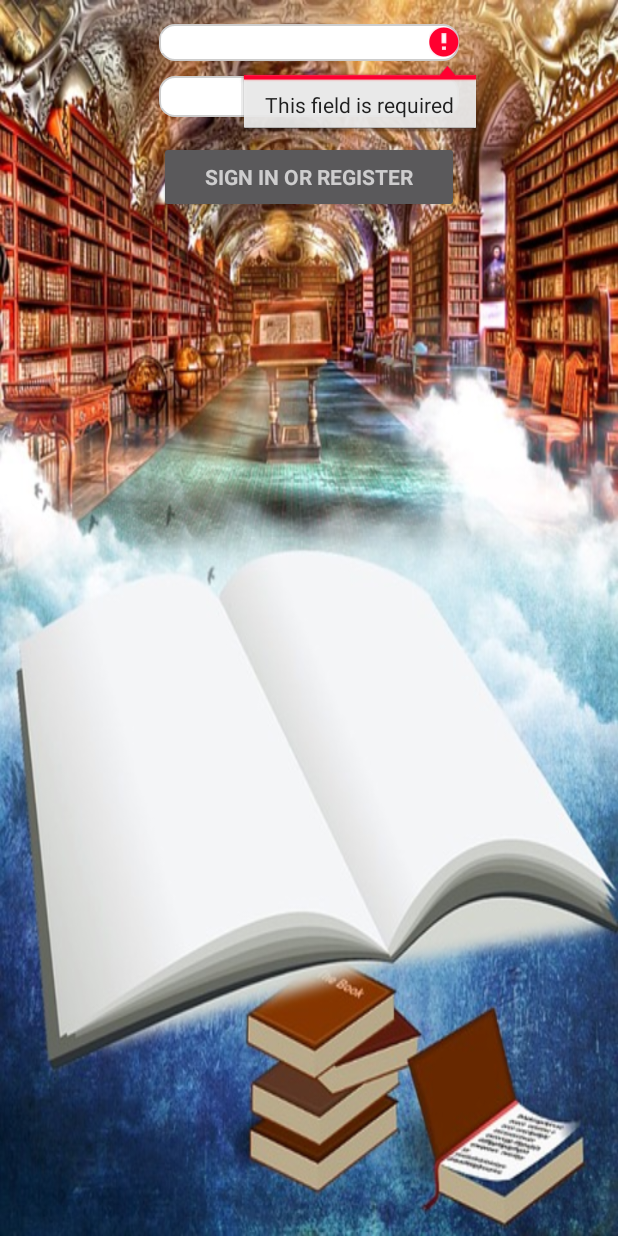
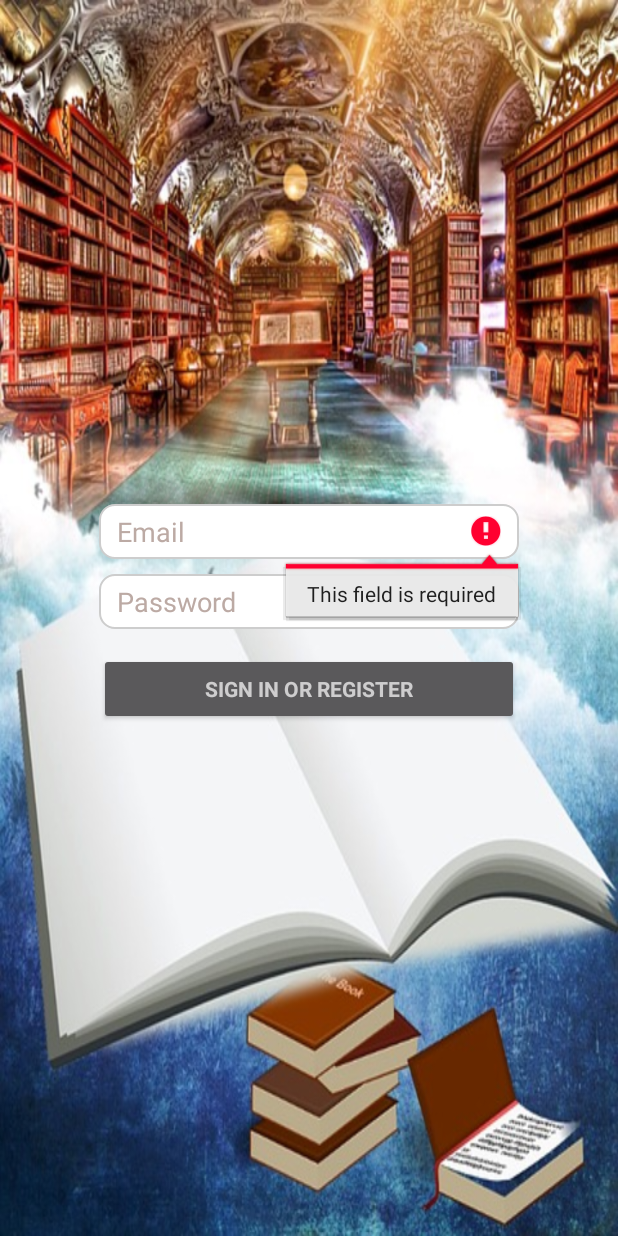
Before and after one commit to Wen-Liu/BookShare, an Android app: the screen it shows after launch (LoginActivity), after a tap on "SIGN IN OR REGISTER", on a phone screen of 412 x 824 dp. Run offline under Robolectric (Android 15) with nearby library versions, the phone set to English and light mode, and no system bars; our stand-ins replace ButterKnife, Firebase (no records; nobody signed in at launch, a user with empty details on screens opened directly).

Commit message:
login sigh up done

```diff
--- a/app/src/main/java/com/wenliu/bookshare/Constants.java
+++ b/app/src/main/java/com/wenliu/bookshare/Constants.java
@@ -19,6 +19,7 @@ public class Constants {
     public final static String TAG_GET_BOOKS_TASK = "wen-GetBooksTask";
 
     public final static String TAG_FIREBASE_API_HELPER = "wen-FirebaseApiHelper";
+    public final static String TAG_USERMANAGER = "wen-UserManager";
     public final static String TAG_GOOGLE_API_HELPER = "wen-GoogleApiHelper";
     public final static String TAG_SHARE_BOOK_CLIENT = "wen-ShareBookClient";
     public final static String TAG_SHARE_BOOK_PARSER = "wen-ShareBookParser";
@@ -26,6 +27,7 @@ public class Constants {
     // Firebase
     public final static String FIREBASE_BOOKS = "Books";
     public final static String FIREBASE_GOOGLE_BOOKS = "GoogleBooks";
+    public final static String FIREBASE_USERS = "users";
 
     // User Manager
     public final static String USER_DATA = "user_data";
--- a/app/src/main/java/com/wenliu/bookshare/LoginActivity.java
+++ b/app/src/main/java/com/wenliu/bookshare/LoginActivity.java
@@ -3,107 +3,74 @@ package com.wenliu.bookshare;
 import android.animation.Animator;
 import android.animation.AnimatorListenerAdapter;
 import android.annotation.TargetApi;
-import android.content.pm.PackageManager;
-import android.support.annotation.NonNull;
-import android.support.design.widget.Snackbar;
-import android.support.v7.app.AppCompatActivity;
-import android.app.LoaderManager.LoaderCallbacks;
-
-import android.content.CursorLoader;
-import android.content.Loader;
-import android.database.Cursor;
-import android.net.Uri;
+import android.content.Intent;
 import android.os.AsyncTask;
-
 import android.os.Build;
 import android.os.Bundle;
-import android.provider.ContactsContract;
+import android.support.annotation.NonNull;
 import android.text.TextUtils;
-import android.view.KeyEvent;
+import android.util.Log;
 import android.view.View;
-import android.view.View.OnClickListener;
-import android.view.inputmethod.EditorInfo;
-import android.widget.ArrayAdapter;
-import android.widget.AutoCompleteTextView;
 import android.widget.Button;
 import android.widget.EditText;
-import android.widget.TextView;
+import android.widget.LinearLayout;
+import android.widget.ProgressBar;
+import android.widget.Toast;
 
-import java.util.ArrayList;
-import java.util.List;
+import com.google.android.gms.tasks.OnCompleteListener;
+import com.google.android.gms.tasks.Task;
+import com.google.firebase.auth.AuthResult;
+import com.google.firebase.auth.FirebaseAuth;
+import com.google.firebase.auth.FirebaseUser;
+import com.wenliu.bookshare.api.FirebaseApiHelper;
+import com.wenliu.bookshare.api.GetBookDataCallback;
+import com.wenliu.bookshare.api.SignUpCallback;
 
-import static android.Manifest.permission.READ_CONTACTS;
+import java.util.concurrent.Executor;
+
+import butterknife.BindView;
+import butterknife.ButterKnife;
+import butterknife.OnClick;
 
 /**
  * A login screen that offers login via email/password.
  */
-public class LoginActivity extends BaseActivity {
+public class LoginActivity extends BaseActivity implements LoginContract.View {
 
-    /**
-     * Id to identity READ_CONTACTS permission request.
-     */
-    private static final int REQUEST_READ_CONTACTS = 0;
+    @BindView(R.id.login_progress)
+    ProgressBar mProgressView;
+    @BindView(R.id.email)
+    EditText mEmailView;
+    @BindView(R.id.password)
+    EditText mPasswordView;
+    @BindView(R.id.email_sign_in_button)
+    Button mEmailSignInButton;
+    @BindView(R.id.email_login_form)
+    LinearLayout mLoginFormView;
 
+    private LoginContract.Presenter mPresenter;
     private UserLoginTask mAuthTask = null;
-
-    // UI references.
-    private AutoCompleteTextView mEmailView;
-    private EditText mPasswordView;
-    private View mProgressView;
-//    private View mLoginFormView;
+    private FirebaseAuth mAuth;
+    private View focusView;
+    private boolean cancel;
 
     @Override
     protected void onCreate(Bundle savedInstanceState) {
         super.onCreate(savedInstanceState);
         setContentView(R.layout.activity_login);
-        // Set up the login form.
-        mEmailView = (AutoCompleteTextView) findViewById(R.id.email);
+        ButterKnife.bind(this);
 
-        mPasswordView = (EditText) findViewById(R.id.password);
-        mPasswordView.setOnEditorActionListener(new TextView.OnEditorActionListener() {
-            @Override
-            public boolean onEditorAction(TextView textView, int id, KeyEvent keyEvent) {
-                if (id == EditorInfo.IME_ACTION_DONE || id == EditorInfo.IME_NULL) {
-                    attemptLogin();
-                    return true;
-                }
-                return false;
-            }
-        });
-
-        Button mEmailSignInButton = (Button) findViewById(R.id.email_sign_in_button);
-        mEmailSignInButton.setOnClickListener(new OnClickListener() {
-            @Override
-            public void onClick(View view) {
-                attemptLogin();
-            }
-        });
-
-//        mLoginFormView = findViewById(R.id.login_form);
-        mProgressView = findViewById(R.id.login_progress);
+        mAuth = FirebaseAuth.getInstance();
+        mPresenter = new LoginPresenter(this);
+        mPresenter.start();
     }
 
-
-    private boolean mayRequestContacts() {
-        if (Build.VERSION.SDK_INT < Build.VERSION_CODES.M) {
-            return true;
-        }
-        if (checkSelfPermission(READ_CONTACTS) == PackageManager.PERMISSION_GRANTED) {
-            return true;
-        }
-        if (shouldShowRequestPermissionRationale(READ_CONTACTS)) {
-            Snackbar.make(mEmailView, R.string.permission_rationale, Snackbar.LENGTH_INDEFINITE)
-                    .setAction(android.R.string.ok, new View.OnClickListener() {
-                        @Override
-                        @TargetApi(Build.VERSION_CODES.M)
-                        public void onClick(View v) {
-                            requestPermissions(new String[]{READ_CONTACTS}, REQUEST_READ_CONTACTS);
-                        }
-                    });
-        } else {
-            requestPermissions(new String[]{READ_CONTACTS}, REQUEST_READ_CONTACTS);
-        }
-        return false;
+    @Override
+    protected void onStart() {
+        super.onStart();
+        Log.d(Constants.TAG_LOGIN_ACTIVITY, "onStart");
+        // Check if user is signed in (non-null) and update UI accordingly.
+        FirebaseUser currentUser = mAuth.getCurrentUser();
     }
 
 
@@ -113,23 +80,16 @@ public class LoginActivity extends BaseActivity {
      * errors are presented and no actual login attempt is made.
      */
     private void attemptLogin() {
-        if (mAuthTask != null) {
-            return;
-        }
-
-        // Reset errors.
-        mEmailView.setError(null);
-        mPasswordView.setError(null);
-
+        Log.d(Constants.TAG_LOGIN_ACTIVITY, "attemptLogin");
         // Store values at the time of the login attempt.
         String email = mEmailView.getText().toString();
         String password = mPasswordView.getText().toString();
 
-        boolean cancel = false;
-        View focusView = null;
+        cancel = false;
+        focusView = null;
 
         // Check for a valid password, if the user entered one.
-        if (!TextUtils.isEmpty(password) && !isPasswordValid(password)) {
+        if (!TextUtils.isEmpty(password) && !mPresenter.isPasswordValid(password)) {
             mPasswordView.setError(getString(R.string.error_invalid_password));
             focusView = mPasswordView;
             cancel = true;
@@ -140,7 +100,7 @@ public class LoginActivity extends BaseActivity {
             mEmailView.setError(getString(R.string.error_field_required));
             focusView = mEmailView;
             cancel = true;
-        } else if (!isEmailValid(email)) {
+        } else if (!mPresenter.isEmailValid(email)) {
             mEmailView.setError(getString(R.string.error_invalid_email));
             focusView = mEmailView;
             cancel = true;
@@ -154,20 +114,27 @@ public class LoginActivity extends BaseActivity {
             // Show a progress spinner, and kick off a background task to
             // perform the user login attempt.
             showProgress(true);
-            mAuthTask = new UserLoginTask(email, password);
-            mAuthTask.execute((Void) null);
+            mPresenter.loginTask(this, mAuth, email, password, new SignUpCallback() {
+                @Override
+                public void onCompleted() {
+                    showProgress(false);
+
+                    Intent intent = new Intent(LoginActivity.this, ShareBookActivity.class);
+                    startActivity(intent);
+                    finish();
+                }
+
+                @Override
+                public void onError(String errorMessage) {
+                    showProgress(false);
+                    mEmailView.setError(errorMessage);
+                    focusView = mEmailView;
+                    cancel = true;
+                }
+            });
         }
     }
 
-    private boolean isEmailValid(String email) {
-        //TODO: Replace this with your own logic
-        return email.contains("@");
-    }
-
-    private boolean isPasswordValid(String password) {
-        //TODO: Replace this with your own logic
-        return password.length() > 6;
-    }
 
     /**
      * Shows the progress UI and hides the login form.
@@ -180,14 +147,14 @@ public class LoginActivity extends BaseActivity {
         if (Build.VERSION.SDK_INT >= Build.VERSION_CODES.HONEYCOMB_MR2) {
             int shortAnimTime = getResources().getInteger(android.R.integer.config_shortAnimTime);
 
-//            mLoginFormView.setVisibility(show ? View.GONE : View.VISIBLE);
-//            mLoginFormView.animate().setDuration(shortAnimTime).alpha(
-//                    show ? 0 : 1).setListener(new AnimatorListenerAdapter() {
-//                @Override
-//                public void onAnimationEnd(Animator animation) {
-//                    mLoginFormView.setVisibility(show ? View.GONE : View.VISIBLE);
-//                }
-//            });
+            mLoginFormView.setVisibility(show ? View.GONE : View.VISIBLE);
+            mLoginFormView.animate().setDuration(shortAnimTime).alpha(
+                    show ? 0 : 1).setListener(new AnimatorListenerAdapter() {
+                @Override
+                public void onAnimationEnd(Animator animation) {
+                    mLoginFormView.setVisibility(show ? View.GONE : View.VISIBLE);
+                }
+            });
 
             mProgressView.setVisibility(show ? View.VISIBLE : View.GONE);
             mProgressView.animate().setDuration(shortAnimTime).alpha(
@@ -201,19 +168,19 @@ public class LoginActivity extends BaseActivity {
             // The ViewPropertyAnimator APIs are not available, so simply show
             // and hide the relevant UI components.
             mProgressView.setVisibility(show ? View.VISIBLE : View.GONE);
-//            mLoginFormView.setVisibility(show ? View.GONE : View.VISIBLE);
+            mLoginFormView.setVisibility(show ? View.GONE : View.VISIBLE);
         }
     }
 
 
+    @OnClick(R.id.email_sign_in_button)
+    public void onViewClicked() {
+        attemptLogin();
+    }
 
-    private void addEmailsToAutoComplete(List<String> emailAddressCollection) {
-        //Create adapter to tell the AutoCompleteTextView what to show in its dropdown list.
-        ArrayAdapter<String> adapter =
-                new ArrayAdapter<>(LoginActivity.this,
-                        android.R.layout.simple_dropdown_item_1line, emailAddressCollection);
-
-        mEmailView.setAdapter(adapter);
+    @Override
+    public void setPresenter(LoginContract.Presenter presenter) {
+        mPresenter = presenter;
     }
 
 
@@ -223,8 +190,8 @@ public class LoginActivity extends BaseActivity {
      */
     public class UserLoginTask extends AsyncTask<Void, Void, Boolean> {
 
-        private final String mEmail;
-        private final String mPassword;
+        private String mEmail;
+        private String mPassword;
 
         UserLoginTask(String email, String password) {
             mEmail = email;
@@ -233,17 +200,23 @@ public class LoginActivity extends BaseActivity {
 
         @Override
         protected Boolean doInBackground(Void... params) {
-            // TODO: attempt authentication against a network service.
+            Log.d(Constants.TAG_LOGIN_ACTIVITY, "UserLoginTask doInBackground");
+            Log.d(Constants.TAG_FIREBASE_API_HELPER, "loginByEmail ");
+            mAuth.createUserWithEmailAndPassword(mEmail, mPassword)
+                    .addOnCompleteListener(LoginActivity.this, new OnCompleteListener<AuthResult>() {
+                        @Override
+                        public void onComplete(@NonNull Task<AuthResult> task) {
+                            if (task.isSuccessful()) {
+                                // Sign in success, update UI with the signed-in user's information
+                                Log.d(Constants.TAG_FIREBASE_API_HELPER, "createUserWithEmail success!");
+                                FirebaseUser user = mAuth.getCurrentUser();
+                            } else {
+                                // If sign in fails, display a message to the user.
+                                Log.e(Constants.TAG_FIREBASE_API_HELPER, "createUserWithEmail fail!");
+                            }
+                        }
+                    });
 
-            try {
-                // Simulate network access.
-                Thread.sleep(2000);
-            } catch (InterruptedException e) {
-                return false;
-            }
-
-
-            // TODO: register the new account here.
             return true;
         }
 
@@ -253,7 +226,10 @@ public class LoginActivity extends BaseActivity {
             showProgress(false);
 
             if (success) {
-                finish();
+                Intent intent = new Intent(LoginActivity.this, ShareBookActivity.class);
+                startActivity(intent);
+                LoginActivity.this.finish();
+
             } else {
                 mPasswordView.setError(getString(R.string.error_incorrect_password));
                 mPasswordView.requestFocus();
--- /dev/null
+++ b/app/src/main/java/com/wenliu/bookshare/LoginContract.java
@@ -0,0 +1,28 @@
+package com.wenliu.bookshare;
+
+import com.google.firebase.auth.FirebaseAuth;
+import com.wenliu.bookshare.api.SignUpCallback;
+
+/**
+ * Created by wen on 2018/5/7.
+ */
+
+public interface LoginContract {
+
+    interface View extends BaseView<LoginContract.Presenter> {
+
+    }
+
+
+    interface Presenter extends BasePresenter {
+
+        boolean isEmailValid(String email);
+
+        boolean isPasswordValid(String password);
+
+        void loginTask(LoginActivity activity, FirebaseAuth auth, String email, String password, SignUpCallback callback);
+
+    }
+
+
+}
--- /dev/null
+++ b/app/src/main/java/com/wenliu/bookshare/LoginPresenter.java
@@ -0,0 +1,40 @@
+package com.wenliu.bookshare;
+
+import com.google.firebase.auth.FirebaseAuth;
+import com.wenliu.bookshare.api.FirebaseApiHelper;
+import com.wenliu.bookshare.api.SignUpCallback;
+
+/**
+ * Created by wen on 2018/5/7.
+ */
+
+public class LoginPresenter implements LoginContract.Presenter {
+
+    private LoginContract.View mLoginView;
+
+    public LoginPresenter(LoginContract.View loginView) {
+        mLoginView = loginView;
+        mLoginView.setPresenter(this);
+    }
+
+    @Override
+    public void start() {
+
+    }
+
+    @Override
+    public boolean isEmailValid(String email) {
+        return email.contains("@");
+    }
+
+    @Override
+    public boolean isPasswordValid(String password) {
+        return password.length() > 6;
+    }
+
+    @Override
+    public void loginTask(LoginActivity activity, FirebaseAuth auth, String email, String password, SignUpCallback callback) {
+        UserManager.getInstance().signUpByEmail(activity, auth, email, password, callback);
+    }
+
+}
--- /dev/null
+++ b/app/src/main/java/com/wenliu/bookshare/api/SignUpCallback.java
@@ -0,0 +1,12 @@
+package com.wenliu.bookshare.api;
+
+import com.wenliu.bookshare.object.Book;
+
+/**
+ * Created by wen on 2018/5/7.
+ */
+
+public interface SignUpCallback {
+    public void onCompleted();
+    public void onError(String errorMessage);
+}
--- a/app/src/main/res/drawable/shape_item_outline.xml
+++ b/app/src/main/res/drawable/shape_item_outline.xml
@@ -13,7 +13,7 @@
     <solid android:color="#ffffff" />
 
     <size
-        android:width="200dp"
+        android:width="20dp"
         android:height="20dp"></size>
 
     <!-- 圓角，Layout佈局圓角幅度設定值 -->
--- a/app/src/main/res/layout/activity_login.xml
+++ b/app/src/main/res/layout/activity_login.xml
@@ -22,20 +22,27 @@
         android:id="@+id/email_login_form"
         android:layout_width="match_parent"
         android:layout_height="wrap_content"
-        android:orientation="vertical"
-        android:gravity="center_horizontal">
+        android:layout_marginTop="320dp"
+        android:gravity="center_horizontal"
+        android:orientation="vertical">
 
 
-        <AutoCompleteTextView
+        <EditText
             android:id="@+id/email"
             android:layout_width="@dimen/login_activity_width"
             android:layout_height="wrap_content"
+            android:layout_marginBottom="10dp"
             android:background="@drawable/shape_item_outline"
             android:hint="@string/prompt_email"
+            android:imeOptions="actionNext"
             android:inputType="textEmailAddress"
             android:maxLines="1"
-            android:layout_marginBottom="10dp"
-            android:singleLine="true" />
+            android:paddingHorizontal="12dp"
+            android:paddingVertical="6dp"
+            android:singleLine="true"
+            android:textColor="@color/colorBrown_700"
+            android:textColorHint="@color/colorBrown_200"
+            android:textSize="18sp" />
 
         <EditText
             android:id="@+id/password"
@@ -44,12 +51,14 @@
             android:background="@drawable/shape_item_outline"
             android:hint="@string/prompt_password"
             android:imeActionId="6"
-            android:imeActionLabel="@string/action_sign_in_short"
-            android:imeOptions="actionUnspecified"
             android:inputType="textPassword"
             android:maxLines="1"
-            android:textSize="20sp"
-            android:singleLine="true" />
+            android:paddingHorizontal="12dp"
+            android:paddingVertical="6dp"
+            android:singleLine="true"
+            android:textColor="@color/colorBrown_700"
+            android:textColorHint="@color/colorBrown_200"
+            android:textSize="18sp" />
 
         <Button
             android:id="@+id/email_sign_in_button"
--- a/app/src/main/res/values/colors.xml
+++ b/app/src/main/res/values/colors.xml
@@ -3,4 +3,15 @@
     <color name="colorPrimary">#3F51B5</color>
     <color name="colorPrimaryDark">#303F9F</color>
     <color name="colorAccent">#FF4081</color>
+
+    <!-- Blue Series-->
+    <color name="colorP_light">#b6ffff</color>
+    <color name="colorLightBlue400">#81d4fa</color>
+    <color name="colorP_Dark">#4ba3c7</color>
+
+    <!-- Brown Series-->
+    <color name="colorBrown_200">#BCAAA4</color>
+    <color name="colorBrown_700">#5D4037</color>
+
+
 </resources>
--- a/app/src/main/res/values/dimens.xml
+++ b/app/src/main/res/values/dimens.xml
@@ -4,7 +4,7 @@
     <dimen name="activity_horizontal_margin">16dp</dimen>
     <dimen name="activity_vertical_margin">16dp</dimen>
 
-    <dimen name="login_activity_width">200dp</dimen>
+    <dimen name="login_activity_width">280dp</dimen>
 
 
 
--- a/app/src/main/res/values/strings.xml
+++ b/app/src/main/res/values/strings.xml
@@ -11,7 +11,6 @@
     <string name="prompt_password">Password</string>
 
     <string name="action_sign_in">Sign in or register</string>
-    <string name="action_sign_in_short">Sign in</string>
     <string name="error_invalid_email">This email address is invalid</string>
     <string name="error_invalid_password">This password is too short</string>
     <string name="error_incorrect_password">This password is incorrect</string>
```
Also changed, not shown: app/src/main/java/com/wenliu/bookshare/UserManager.java (+46 -3 lines), app/src/main/java/com/wenliu/bookshare/api/FirebaseApiHelper.java (+22 -1 lines), app/src/main/java/com/wenliu/bookshare/object/User.java (added, +53 -0 lines).
